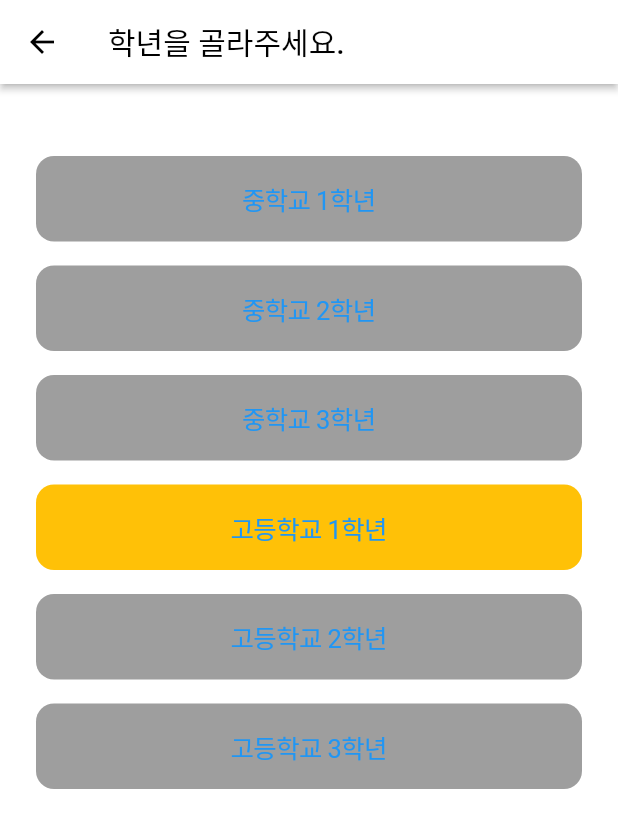
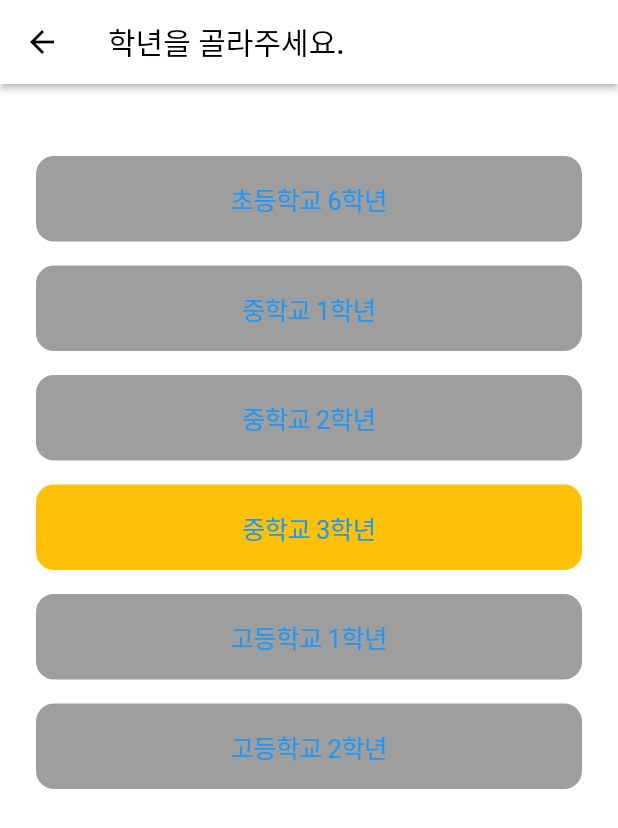
Before and after one commit to tangclue/susulearn_tablet, a Flutter app: the ProblemsetSelectScreen screen opened directly, on a phone screen of 412 x 824 dp. Shown: the top 828 px of the screen. Run offline on Flutter 3.47's test engine with Material 2 defaults, Android fonts, the phone set to English and light mode, and no system bars; our stand-ins replace font_awesome_flutter; missing offline and left inert: flutter_tex, pointer_interceptor.

Commit message:
small change

```diff
--- a/lib/Screens/problem_hint_screen.dart
+++ b/lib/Screens/problem_hint_screen.dart
@@ -26,7 +26,7 @@ class _ProblemHintScreenState extends State<ProblemHintScreen> {
   late List _listChoices = Problems.listChoices[widget.index - 1];
   late List _listHints = Problems.listHints[widget.index - 1];
   late Map _hintImg = Problems.listHintImg[widget.index - 1];
-  late final int _ans = 3;
+  late final int _ans = Problems.listAns[widget.index - 1];
   late int hintMax = Problems.listHints[widget.index - 1].length;
   late final List<bool> _hintShowing = List.filled(hintMax, false);
   int _submitIndex = 0;
--- a/lib/Screens/problemset_select_screen.dart
+++ b/lib/Screens/problemset_select_screen.dart
@@ -30,6 +30,12 @@ class _ProblemsetSelectScreenState extends State<ProblemsetSelectScreen> {
         child: Column(children: [
           SelectProblemsetButton(
             function: _onTapProbplemSelect,
+            text: "초등학교 6학년",
+            isActivated: false,
+          ),
+          Gaps.v16,
+          SelectProblemsetButton(
+            function: _onTapProbplemSelect,
             text: "중학교 1학년",
             isActivated: false,
           ),
@@ -43,13 +49,13 @@ class _ProblemsetSelectScreenState extends State<ProblemsetSelectScreen> {
           SelectProblemsetButton(
             function: _onTapProbplemSelect,
             text: "중학교 3학년",
-            isActivated: false,
+            isActivated: true,
           ),
           Gaps.v16,
           SelectProblemsetButton(
             function: _onTapProbplemSelect,
             text: "고등학교 1학년",
-            isActivated: true,
+            isActivated: false,
           ),
           Gaps.v16,
           SelectProblemsetButton(
@@ -57,12 +63,6 @@ class _ProblemsetSelectScreenState extends State<ProblemsetSelectScreen> {
             text: "고등학교 2학년",
             isActivated: false,
           ),
-          Gaps.v16,
-          SelectProblemsetButton(
-            function: _onTapProbplemSelect,
-            text: "고등학교 3학년",
-            isActivated: false,
-          ),
         ]),
       ),
     );
--- a/lib/main.dart
+++ b/lib/main.dart
@@ -1,5 +1,5 @@
 import 'package:flutter/material.dart';
-import 'package:susulearn_tablet/Screens/problem_select_screen.dart';
+import 'package:susulearn_tablet/Screens/login_screen.dart';
 
 void main() {
   runApp(const MyApp());
@@ -23,7 +23,7 @@ class MyApp extends StatelessWidget {
             scaffoldBackgroundColor: Colors.white,
             bottomAppBarTheme:
                 const BottomAppBarTheme(elevation: 0, color: Colors.white)),
-        home: const ProblemSelectScreen());
+        home: const LoginScreen());
     // home: const ProblemHintScreen(
     //   index: 4,
     // ));
--- a/lib/problems/problems.dart
+++ b/lib/problems/problems.dart
@@ -553,4 +553,6 @@ class Problems {
   ];
 
   static String gap = "\\(\\quad\\)";
+
+  static List<int> listAns = [2, 5, 5, 4, 3, 4, 4, 1, 2, 3];
 }
```
